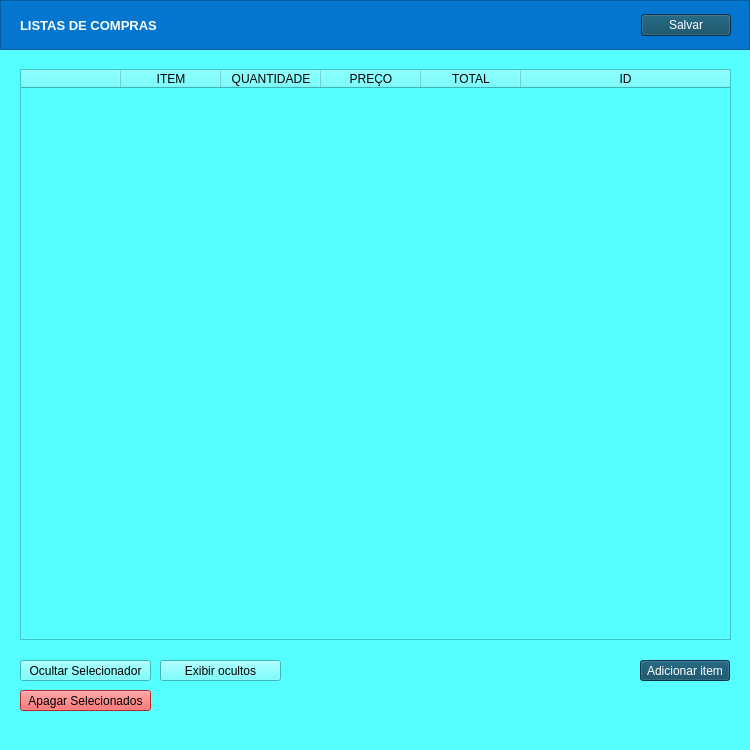
This is Lucas-Veloso/listas.ui in LucVeloso/Qt as Qt 5 draws it before an edit. The edited form follows.
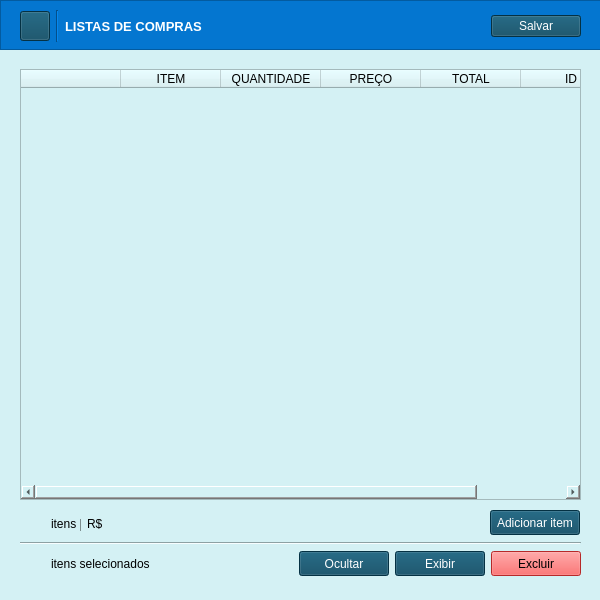
This is the edited form. The open tabs and pages were chosen to show the change. Icons and pictures are not drawn.

```diff
--- a/Lucas-Veloso/listas.ui
+++ b/Lucas-Veloso/listas.ui
@@ -6,20 +6,20 @@
    <rect>
     <x>0</x>
     <y>0</y>
-    <width>750</width>
-    <height>750</height>
+    <width>600</width>
+    <height>600</height>
    </rect>
   </property>
   <property name="minimumSize">
    <size>
-    <width>750</width>
-    <height>750</height>
+    <width>600</width>
+    <height>600</height>
    </size>
   </property>
   <property name="maximumSize">
    <size>
-    <width>750</width>
-    <height>750</height>
+    <width>600</width>
+    <height>600</height>
    </size>
   </property>
   <property name="windowTitle">
@@ -30,7 +30,7 @@
   </property>
   <property name="styleSheet">
    <string notr="true">
-background-color:rgb(85, 255, 255)</string>
+background-color:rgb(212, 241, 244)</string>
   </property>
   <widget class="QWidget" name="centralwidget">
    <widget class="QStackedWidget" name="paginas">
@@ -38,12 +38,12 @@
      <rect>
       <x>0</x>
       <y>0</y>
-      <width>750</width>
-      <height>730</height>
+      <width>600</width>
+      <height>580</height>
      </rect>
     </property>
     <property name="styleSheet">
-     <string notr="true">background-color: rgb(85, 255, 255)</string>
+     <string notr="true">background-color: rgb(212, 241, 244)</string>
     </property>
     <property name="currentIndex">
      <number>0</number>
@@ -292,7 +292,7 @@
        <rect>
         <x>0</x>
         <y>0</y>
-        <width>750</width>
+        <width>601</width>
         <height>50</height>
        </rect>
       </property>
@@ -310,11 +310,43 @@
         <rect>
          <x>20</x>
          <y>10</y>
-         <width>711</width>
-         <height>30</height>
+         <width>561</width>
+         <height>32</height>
         </rect>
        </property>
        <layout class="QHBoxLayout" name="horizontalLayout">
+        <item>
+         <widget class="QPushButton" name="btn_home_ListaCompras">
+          <property name="minimumSize">
+           <size>
+            <width>30</width>
+            <height>30</height>
+           </size>
+          </property>
+          <property name="maximumSize">
+           <size>
+            <width>30</width>
+            <height>30</height>
+           </size>
+          </property>
+          <property name="styleSheet">
+           <string notr="true">background-color: rgb(5, 68, 94);
+image: url(:/icones/home.png);
+border-color: rgb(255, 255, 255);
+color: rgb(255, 255, 255);</string>
+          </property>
+          <property name="text">
+           <string/>
+          </property>
+         </widget>
+        </item>
+        <item>
+         <widget class="Line" name="line_2">
+          <property name="orientation">
+           <enum>Qt::Vertical</enum>
+          </property>
+         </widget>
+        </item>
         <item>
          <widget class="QLabel" name="tituloListaCompras">
           <property name="font">
@@ -361,8 +393,8 @@
        <rect>
         <x>20</x>
         <y>69</y>
-        <width>711</width>
-        <height>571</height>
+        <width>561</width>
+        <height>431</height>
        </rect>
       </property>
       <property name="font">
@@ -410,55 +442,13 @@
        </property>
       </column>
      </widget>
-     <widget class="QPushButton" name="btnOcultarSelecionados">
-      <property name="geometry">
-       <rect>
-        <x>20</x>
-        <y>660</y>
-        <width>131</width>
-        <height>21</height>
-       </rect>
-      </property>
-      <property name="text">
-       <string>Ocultar Selecionador</string>
-      </property>
-     </widget>
-     <widget class="QPushButton" name="btnApagarSelecionados">
-      <property name="geometry">
-       <rect>
-        <x>20</x>
-        <y>690</y>
-        <width>131</width>
-        <height>21</height>
-       </rect>
-      </property>
-      <property name="styleSheet">
-       <string notr="true">background-color: rgb(255, 57, 57);</string>
-      </property>
-      <property name="text">
-       <string>Apagar Selecionados</string>
-      </property>
-     </widget>
-     <widget class="QPushButton" name="ExibirOcultos">
-      <property name="geometry">
-       <rect>
-        <x>160</x>
-        <y>660</y>
-        <width>121</width>
-        <height>21</height>
-       </rect>
-      </property>
-      <property name="text">
-       <string>Exibir ocultos</string>
-      </property>
-     </widget>
      <widget class="QPushButton" name="btnAddCompras">
       <property name="geometry">
        <rect>
-        <x>640</x>
-        <y>660</y>
+        <x>490</x>
+        <y>510</y>
         <width>90</width>
-        <height>21</height>
+        <height>25</height>
        </rect>
       </property>
       <property name="maximumSize">
@@ -476,6 +466,215 @@
        <string>Adicionar item</string>
       </property>
      </widget>
+     <widget class="Line" name="line_4">
+      <property name="geometry">
+       <rect>
+        <x>20</x>
+        <y>538</y>
+        <width>561</width>
+        <height>10</height>
+       </rect>
+      </property>
+      <property name="orientation">
+       <enum>Qt::Horizontal</enum>
+      </property>
+     </widget>
+     <widget class="QWidget" name="">
+      <property name="geometry">
+       <rect>
+        <x>20</x>
+        <y>550</y>
+        <width>561</width>
+        <height>27</height>
+       </rect>
+      </property>
+      <layout class="QHBoxLayout" name="horizontalLayout_3">
+       <item>
+        <widget class="QLabel" name="info_NIntensSelecionados">
+         <property name="minimumSize">
+          <size>
+           <width>25</width>
+           <height>0</height>
+          </size>
+         </property>
+         <property name="maximumSize">
+          <size>
+           <width>25</width>
+           <height>16777215</height>
+          </size>
+         </property>
+         <property name="text">
+          <string/>
+         </property>
+         <property name="alignment">
+          <set>Qt::AlignCenter</set>
+         </property>
+        </widget>
+       </item>
+       <item>
+        <widget class="QLabel" name="txt_ItensSelec">
+         <property name="text">
+          <string>itens selecionados</string>
+         </property>
+        </widget>
+       </item>
+       <item>
+        <widget class="QPushButton" name="btnOcultarSelecionados">
+         <property name="minimumSize">
+          <size>
+           <width>0</width>
+           <height>25</height>
+          </size>
+         </property>
+         <property name="maximumSize">
+          <size>
+           <width>90</width>
+           <height>16777215</height>
+          </size>
+         </property>
+         <property name="styleSheet">
+          <string notr="true">background-color: rgb(5, 68, 94);
+border-color: rgb(255, 255, 255);
+color: rgb(255, 255, 255);</string>
+         </property>
+         <property name="text">
+          <string>Ocultar</string>
+         </property>
+        </widget>
+       </item>
+       <item>
+        <widget class="QPushButton" name="ExibirOcultos">
+         <property name="minimumSize">
+          <size>
+           <width>0</width>
+           <height>25</height>
+          </size>
+         </property>
+         <property name="maximumSize">
+          <size>
+           <width>90</width>
+           <height>16777215</height>
+          </size>
+         </property>
+         <property name="styleSheet">
+          <string notr="true">background-color: rgb(5, 68, 94);
+border-color: rgb(255, 255, 255);
+color: rgb(255, 255, 255);</string>
+         </property>
+         <property name="text">
+          <string>Exibir</string>
+         </property>
+        </widget>
+       </item>
+       <item>
+        <widget class="QPushButton" name="btnApagarSelecionados">
+         <property name="minimumSize">
+          <size>
+           <width>0</width>
+           <height>25</height>
+          </size>
+         </property>
+         <property name="maximumSize">
+          <size>
+           <width>90</width>
+           <height>16777215</height>
+          </size>
+         </property>
+         <property name="styleSheet">
+          <string notr="true">background-color: rgb(255, 57, 57);</string>
+         </property>
+         <property name="text">
+          <string>Excluir</string>
+         </property>
+        </widget>
+       </item>
+      </layout>
+     </widget>
+     <widget class="QWidget" name="">
+      <property name="geometry">
+       <rect>
+        <x>20</x>
+        <y>510</y>
+        <width>451</width>
+        <height>27</height>
+       </rect>
+      </property>
+      <layout class="QHBoxLayout" name="horizontalLayout_6">
+       <item>
+        <widget class="QLabel" name="info_NItens_ListaCompras">
+         <property name="minimumSize">
+          <size>
+           <width>25</width>
+           <height>25</height>
+          </size>
+         </property>
+         <property name="maximumSize">
+          <size>
+           <width>25</width>
+           <height>16777215</height>
+          </size>
+         </property>
+         <property name="text">
+          <string/>
+         </property>
+         <property name="alignment">
+          <set>Qt::AlignCenter</set>
+         </property>
+        </widget>
+       </item>
+       <item>
+        <widget class="QLabel" name="txt_Itens">
+         <property name="minimumSize">
+          <size>
+           <width>0</width>
+           <height>25</height>
+          </size>
+         </property>
+         <property name="maximumSize">
+          <size>
+           <width>30</width>
+           <height>16777215</height>
+          </size>
+         </property>
+         <property name="text">
+          <string>itens | </string>
+         </property>
+        </widget>
+       </item>
+       <item>
+        <widget class="QLabel" name="txt_Moeda">
+         <property name="minimumSize">
+          <size>
+           <width>0</width>
+           <height>25</height>
+          </size>
+         </property>
+         <property name="maximumSize">
+          <size>
+           <width>15</width>
+           <height>16777215</height>
+          </size>
+         </property>
+         <property name="text">
+          <string>R$ </string>
+         </property>
+        </widget>
+       </item>
+       <item>
+        <widget class="QLabel" name="info_ValorTotal">
+         <property name="minimumSize">
+          <size>
+           <width>0</width>
+           <height>25</height>
+          </size>
+         </property>
+         <property name="text">
+          <string/>
+         </property>
+        </widget>
+       </item>
+      </layout>
+     </widget>
     </widget>
     <widget class="QWidget" name="listaDeTarefas">
      <widget class="QFrame" name="topBarListaDeTarefas">
@@ -703,11 +902,6 @@
     </rect>
    </property>
   </widget>
-  <widget class="QStatusBar" name="statusbar">
-   <property name="sizeGripEnabled">
-    <bool>false</bool>
-   </property>
-  </widget>
  </widget>
  <resources/>
  <connections/>
```
Left out of the diff: 271 changed lines with no effect on the pictures.
